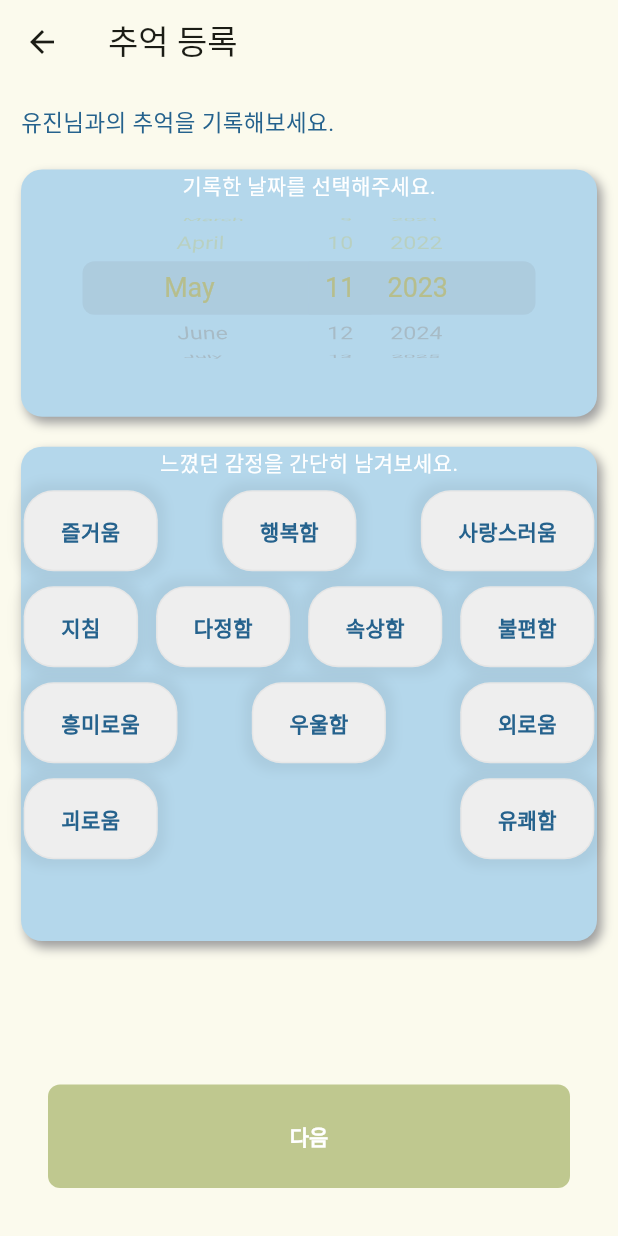
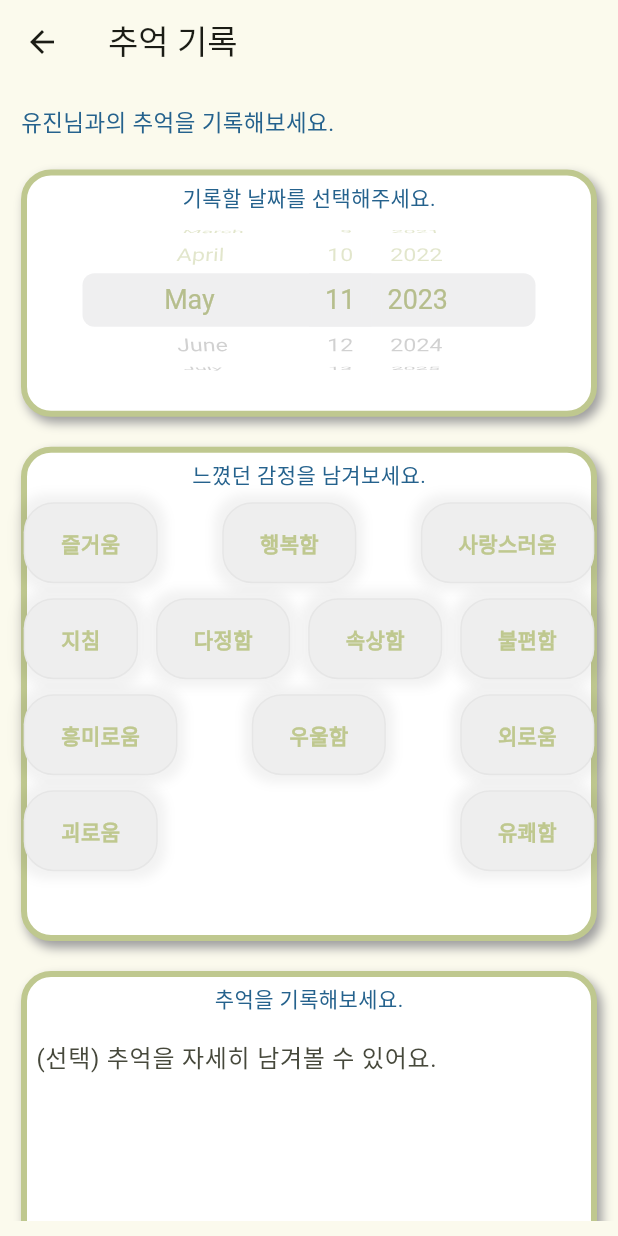
Before and after one commit to Dante0922/PreciousPeople, a Flutter app: the SaveMemorySelectScreen screen opened directly, on a phone screen of 412 x 824 dp. Run offline on Flutter 3.47's test engine with Material 2 defaults, Android fonts, the light colour scheme and no system bars; our stand-ins replace flex_color_scheme, flutter_riverpod, flutter_slidable, font_awesome_flutter, go_router, numberpicker and 1 more.

Commit message:
saveMemory Done

```diff
--- a/lib/features/memory/views/saveMemorySelectPartScreen.dart
+++ b/lib/features/memory/views/saveMemorySelectPartScreen.dart
@@ -1,6 +1,7 @@
 import 'package:flutter/cupertino.dart';
 import 'package:flutter/material.dart';
 import 'package:flutter_riverpod/flutter_riverpod.dart';
+import 'package:font_awesome_flutter/font_awesome_flutter.dart';
 import 'package:go_router/go_router.dart';
 import 'package:precious_people/constants/gaps.dart';
 import 'package:precious_people/constants/sizes.dart';
@@ -40,6 +41,7 @@ class _SaveMemorySelectScreenState
   final ScrollController _scrollController = ScrollController();
   String _memoryText = "";
   final _emotionList = [];
+  bool _isEndOfScreen = false;
   DateTime initialDate = DateTime.now();
   @override
   void initState() {
@@ -48,6 +50,15 @@ class _SaveMemorySelectScreenState
         _memoryText = _memoryTextEditingController.text;
       });
     });
+    _emotionEditingController.addListener(() {});
+    _scrollController.addListener(() {
+      if (_scrollController.offset >=
+          _scrollController.position.maxScrollExtent) {
+        setState(() {
+          _isEndOfScreen = true;
+        });
+      }
+    });
     super.initState();
   }
 
@@ -55,6 +66,7 @@ class _SaveMemorySelectScreenState
   void dispose() {
     _memoryTextEditingController.dispose();
     _emotionEditingController.dispose();
+    _scrollController.dispose();
     super.dispose();
   }
 
@@ -72,7 +84,7 @@ class _SaveMemorySelectScreenState
   }
 
   void _submit() {
-    context.pushReplacement('/home');
+    context.goNamed('saveNotification');
   }
 
   @override
@@ -81,7 +93,7 @@ class _SaveMemorySelectScreenState
       onTap: _onScaffoldTap,
       child: Scaffold(
         appBar: AppBar(
-          title: const Text("추억 등록"),
+          title: const Text("추억 기록"),
         ),
         body: SingleChildScrollView(
           controller: _scrollController,
@@ -103,7 +115,14 @@ class _SaveMemorySelectScreenState
                   height: MediaQuery.of(context).size.height * 0.2,
                   child: DecoratedBox(
                     decoration: BoxDecoration(
-                      color: Theme.of(context).colorScheme.secondary,
+                      borderRadius: BorderRadius.circular(
+                        20,
+                      ),
+                      border: Border.all(
+                        color: Theme.of(context).primaryColor,
+                        width: 4,
+                      ),
+                      color: Colors.white,
                       boxShadow: const [
                         BoxShadow(
                           color: Colors.grey,
@@ -111,16 +130,14 @@ class _SaveMemorySelectScreenState
                           offset: Offset(3, 4),
                         ),
                       ],
-                      borderRadius: BorderRadius.circular(
-                        Sizes.size14,
-                      ),
                     ),
                     child: Column(
                       children: [
-                        const Text(
-                          "기록한 날짜를 선택해주세요.",
+                        Gaps.v8,
+                        Text(
+                          "기록할 날짜를 선택해주세요.",
                           style: TextStyle(
-                            color: Colors.white,
+                            color: Theme.of(context).colorScheme.tertiary,
                           ),
                         ),
                         Gaps.v8,
@@ -145,7 +162,14 @@ class _SaveMemorySelectScreenState
                   height: MediaQuery.of(context).size.height * 0.4,
                   child: DecoratedBox(
                     decoration: BoxDecoration(
-                      color: Theme.of(context).colorScheme.secondary,
+                      borderRadius: BorderRadius.circular(
+                        20,
+                      ),
+                      border: Border.all(
+                        color: Theme.of(context).primaryColor,
+                        width: 4,
+                      ),
+                      color: Colors.white,
                       boxShadow: const [
                         BoxShadow(
                           color: Colors.grey,
@@ -153,16 +177,14 @@ class _SaveMemorySelectScreenState
                           offset: Offset(3, 4),
                         ),
                       ],
-                      borderRadius: BorderRadius.circular(
-                        Sizes.size14,
-                      ),
                     ),
                     child: Column(
                       children: [
-                        const Text(
-                          "느꼈던 감정을 간단히 남겨보세요.",
+                        Gaps.v8,
+                        Text(
+                          "느꼈던 감정을 남겨보세요.",
                           style: TextStyle(
-                            color: Colors.white,
+                            color: Theme.of(context).colorScheme.tertiary,
                           ),
                         ),
                         Gaps.v8,
@@ -186,23 +208,138 @@ class _SaveMemorySelectScreenState
                     ),
                   ),
                 ),
+                Gaps.v20,
+                SizedBox(
+                  width: MediaQuery.of(context).size.width,
+                  height: MediaQuery.of(context).size.height * 0.4,
+                  child: DecoratedBox(
+                    decoration: BoxDecoration(
+                      borderRadius: BorderRadius.circular(
+                        20,
+                      ),
+                      border: Border.all(
+                        color: Theme.of(context).primaryColor,
+                        width: 4,
+                      ),
+                      color: Colors.white,
+                      boxShadow: const [
+                        BoxShadow(
+                          color: Colors.grey,
+                          blurRadius: 5,
+                          offset: Offset(3, 4),
+                        ),
+                      ],
+                    ),
+                    child: Column(
+                      children: [
+                        Gaps.v8,
+                        Text(
+                          "추억을 기록해보세요.",
+                          style: TextStyle(
+                            color: Theme.of(context).colorScheme.tertiary,
+                          ),
+                        ),
+                        Gaps.v8,
+                        Padding(
+                          padding: const EdgeInsets.symmetric(
+                            horizontal: Sizes.size10,
+                          ),
+                          child: TextField(
+                            style: TextStyle(
+                              color: Theme.of(context).colorScheme.tertiary,
+                            ),
+                            controller: _memoryTextEditingController,
+                            cursorColor: Theme.of(context).colorScheme.primary,
+                            keyboardType: TextInputType.multiline,
+                            maxLines: 10,
+                            autocorrect: false,
+                            decoration: InputDecoration(
+                              hintText: "(선택) 추억을 자세히 남겨볼 수 있어요.",
+                              enabledBorder: UnderlineInputBorder(
+                                borderSide: BorderSide(
+                                  color: Colors.grey.shade200,
+                                ),
+                              ),
+                              focusedBorder: const UnderlineInputBorder(
+                                borderSide: BorderSide(
+                                  color: Colors.white,
+                                ),
+                              ),
+                            ),
+                          ),
+                        ),
                       ],
                     ),
                   ),
                 ),
-        bottomNavigationBar: GestureDetector(
+                Gaps.v8,
+                SizedBox(
+                  width: MediaQuery.of(context).size.width,
+                  height: MediaQuery.of(context).size.height * 0.1,
+                  child: DecoratedBox(
+                    decoration: BoxDecoration(
+                      borderRadius: BorderRadius.circular(
+                        20,
+                      ),
+                      border: Border.all(
+                        color: Theme.of(context).primaryColor,
+                        width: 4,
+                      ),
+                      color: Colors.white,
+                      boxShadow: const [
+                        BoxShadow(
+                          color: Colors.grey,
+                          blurRadius: 5,
+                          offset: Offset(3, 4),
+                        ),
+                      ],
+                    ),
+                    child: Stack(
+                      alignment: AlignmentDirectional.center,
+                      children: [
+                        Positioned(
+                          left: 10,
+                          child: Text(
+                            "추억이 담긴 사진을 지정하세요",
+                            style: TextStyle(
+                              color: Colors.grey.shade500,
+                            ),
+                          ),
+                        ),
+                        Positioned(
+                          right: 30,
+                          child: FaIcon(
+                            FontAwesomeIcons.image,
+                            size: 40,
+                            color: Colors.grey.shade500,
+                          ),
+                        )
+                      ],
+                    ),
+                  ),
+                ),
+              ],
+            ),
+          ),
+        ),
+        bottomNavigationBar: _isEndOfScreen
+            ? GestureDetector(
                 onTap: _submit,
                 child: const Padding(
                   padding: EdgeInsets.only(
                     bottom: Sizes.size32,
-              right: Sizes.size32,
-              left: Sizes.size32,
+                    right: Sizes.size14,
+                    left: Sizes.size14,
                   ),
                   child: FormButton(
                     disabled: false,
-              text: "다음",
+                    text: "등록",
                   ),
                 ),
+              )
+            : const SizedBox(
+                width: 10,
+                height: 10,
               ),
       ),
     );
--- a/lib/features/memory/views/widgets/emotionButton.dart
+++ b/lib/features/memory/views/widgets/emotionButton.dart
@@ -39,7 +39,7 @@ class _EmotionButtonState extends State<EmotionButton> {
         ),
         decoration: BoxDecoration(
           color: _isSelected
-              ? Theme.of(context).primaryColor
+              ? Theme.of(context).colorScheme.primary
               : Colors.grey.shade200,
           borderRadius: BorderRadius.circular(
             Sizes.size20,
@@ -61,7 +61,7 @@ class _EmotionButtonState extends State<EmotionButton> {
             fontWeight: FontWeight.bold,
             color: _isSelected
                 ? Colors.white
-                : Theme.of(context).colorScheme.tertiary,
+                : Theme.of(context).colorScheme.primary,
           ),
         ),
       ),
--- a/lib/features/relationship/views/releationshipListScreen.dart
+++ b/lib/features/relationship/views/releationshipListScreen.dart
@@ -1,10 +1,11 @@
 import 'package:flutter/material.dart';
 import 'package:flutter_riverpod/flutter_riverpod.dart';
-import 'package:precious_people/features/memory/views/saveMemoryWritePartScreen.dart';
+
 import 'package:precious_people/features/relationship/views/setRelationTimerScreen.dart';
 import 'package:precious_people/features/relationship/views/widgets/relation_card.dart';
 
 import '../../../constants/sizes.dart';
+import '../../memory/views/saveMemorySelectPartScreen.dart';
 
 class RelationshipListScreen extends ConsumerStatefulWidget {
   const RelationshipListScreen({super.key});
@@ -20,7 +21,7 @@ class _RelationshipListScreenState
     Navigator.push(
       context,
       MaterialPageRoute(
-        builder: (context) => const SaveMemoryWriteScreen(),
+        builder: (context) => const SaveMemorySelectScreen(),
       ),
     );
   }
--- a/lib/router.dart
+++ b/lib/router.dart
@@ -4,6 +4,7 @@ import 'package:precious_people/features/authentication/views/introScreen.dart';
 import 'package:precious_people/features/authentication/views/logInChoiceScreen.dart';
 import 'package:precious_people/features/authentication/views/signUpChoiceScreen.dart';
 import 'package:precious_people/features/authentication/views/splashScreen.dart';
+import 'package:precious_people/features/memory/views/saveNotificationScreen.dart';
 
 import 'common/mainNavigationScreen.dart';
 
@@ -45,6 +46,11 @@ final routerProvider = Provider(
             );
           },
         ),
+        GoRoute(
+          path: SaveNotificationScreen.routeUrl,
+          name: SaveNotificationScreen.routeName,
+          builder: (context, state) => const SaveNotificationScreen(),
+        ),
       ],
     );
   },
```
Also changed, not shown: lib/features/memory/views/saveMemoryWritePartScreen.dart (deleted, +0 -164 lines), lib/features/memory/views/saveNotificationScreen.dart (added, +62 -0 lines). Lines whose indentation alone changed are shown as unchanged.
